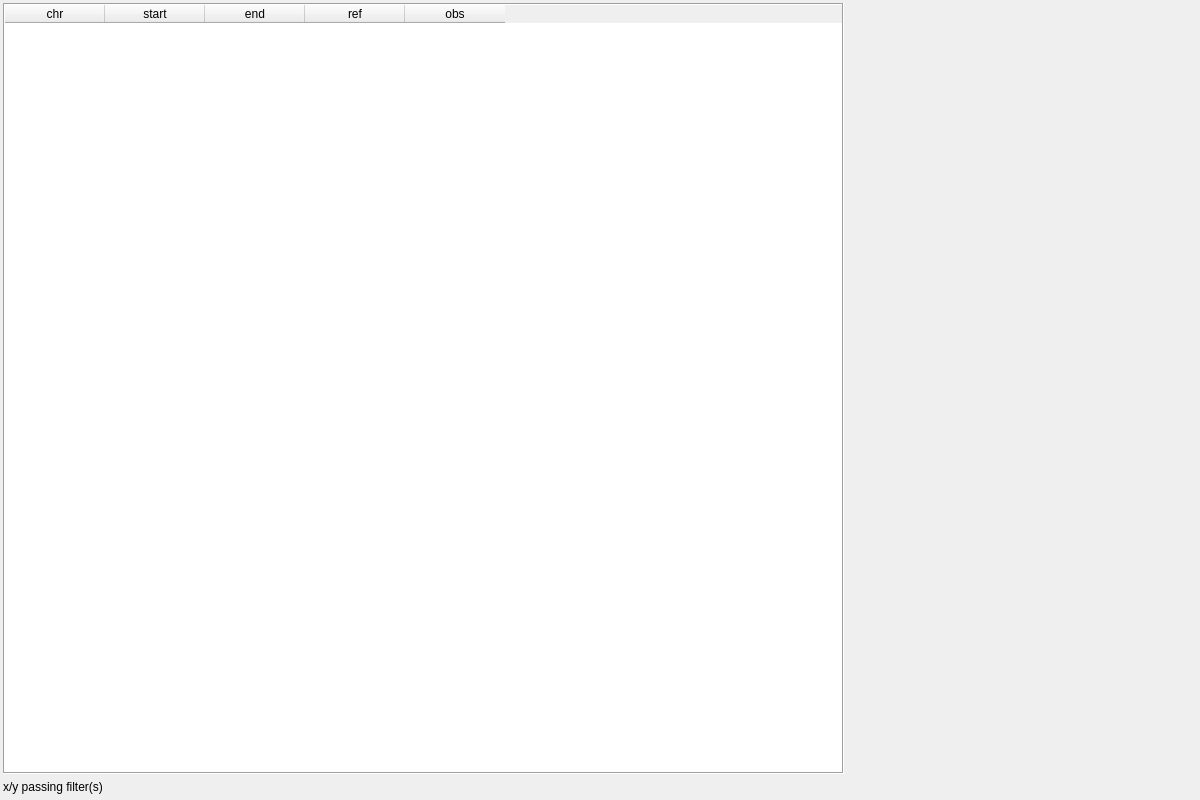
Above: src/GSvar/MosaicWidget.ui from imgag/ngs-bits before the change. Below: the same form after it.
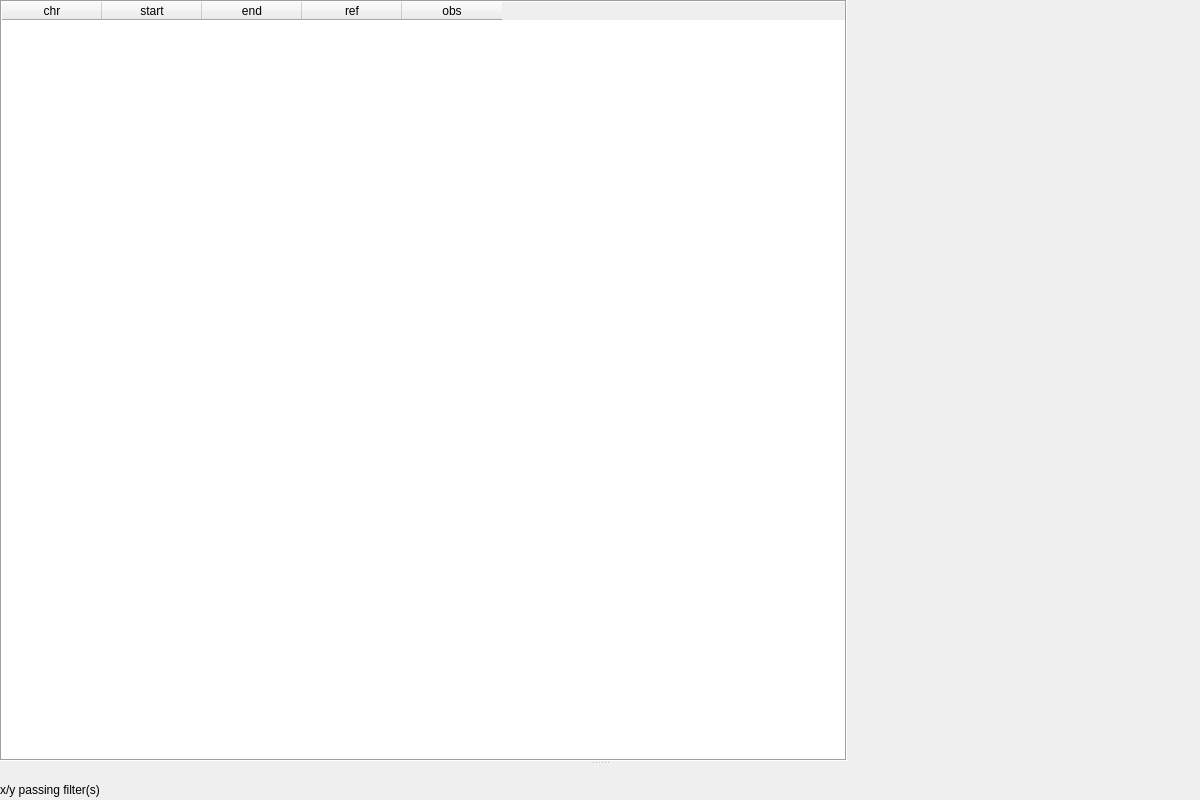
That is the form after the change. Custom widgets are drawn as their Qt base class.

Commit message: GSvar mosaic dialog: Added variant details and fixed bug in target region drop-down.

The edit to the form file:
```diff
--- a/src/GSvar/MosaicWidget.ui
+++ b/src/GSvar/MosaicWidget.ui
@@ -19,46 +19,32 @@
   <property name="windowTitle">
    <string>Form</string>
   </property>
-  <layout class="QGridLayout" name="gridLayout">
+  <layout class="QVBoxLayout" name="verticalLayout">
+   <property name="spacing">
+    <number>0</number>
+   </property>
    <property name="leftMargin">
-    <number>3</number>
+    <number>0</number>
    </property>
    <property name="topMargin">
-    <number>3</number>
+    <number>0</number>
    </property>
    <property name="rightMargin">
-    <number>3</number>
+    <number>0</number>
    </property>
    <property name="bottomMargin">
-    <number>3</number>
+    <number>0</number>
    </property>
+   <item>
+    <widget class="QSplitter" name="splitter">
+     <property name="orientation">
+      <enum>Qt::Vertical</enum>
+     </property>
+     <widget class="QWidget" name="">
+      <layout class="QHBoxLayout" name="horizontalLayout">
    <property name="spacing">
     <number>3</number>
    </property>
-   <item row="0" column="1" rowspan="2">
-    <widget class="FilterWidget" name="filter_widget" native="true">
-     <property name="sizePolicy">
-      <sizepolicy hsizetype="Minimum" vsizetype="Preferred">
-       <horstretch>0</horstretch>
-       <verstretch>0</verstretch>
-      </sizepolicy>
-     </property>
-     <property name="minimumSize">
-      <size>
-       <width>350</width>
-       <height>500</height>
-      </size>
-     </property>
-     <property name="maximumSize">
-      <size>
-       <width>350</width>
-       <height>16777215</height>
-      </size>
-     </property>
-    </widget>
-   </item>
-   <item row="0" column="0">
-    <layout class="QVBoxLayout" name="verticalLayout">
      <item>
       <widget class="VariantTable" name="mosaics">
        <property name="contextMenuPolicy">
@@ -115,18 +101,53 @@
        </column>
       </widget>
      </item>
-    </layout>
+       <item>
+        <widget class="FilterWidget" name="filter_widget" native="true">
+         <property name="sizePolicy">
+          <sizepolicy hsizetype="Minimum" vsizetype="Preferred">
+           <horstretch>0</horstretch>
+           <verstretch>0</verstretch>
+          </sizepolicy>
+         </property>
+         <property name="minimumSize">
+          <size>
+           <width>350</width>
+           <height>500</height>
+          </size>
+         </property>
+         <property name="maximumSize">
+          <size>
+           <width>350</width>
+           <height>16777215</height>
+          </size>
+         </property>
+        </widget>
+       </item>
+      </layout>
+     </widget>
+     <widget class="QWidget" name="">
+      <layout class="QGridLayout" name="gridLayout">
+       <property name="spacing">
+        <number>3</number>
+       </property>
+       <item row="0" column="0" colspan="2">
+        <widget class="VariantDetailsDockWidget" name="variant_details" native="true">
+         <property name="sizePolicy">
+          <sizepolicy hsizetype="Expanding" vsizetype="Expanding">
+           <horstretch>0</horstretch>
+           <verstretch>0</verstretch>
+          </sizepolicy>
+         </property>
+        </widget>
    </item>
    <item row="1" column="0">
-    <layout class="QHBoxLayout" name="horizontalLayout">
-     <item>
       <widget class="QLabel" name="status">
        <property name="text">
         <string>x/y passing filter(s)</string>
        </property>
       </widget>
      </item>
-     <item>
+       <item row="1" column="1">
       <spacer name="horizontalSpacer_6">
        <property name="orientation">
         <enum>Qt::Horizontal</enum>
@@ -140,10 +161,18 @@
       </spacer>
      </item>
     </layout>
+     </widget>
+    </widget>
    </item>
   </layout>
  </widget>
  <customwidgets>
+  <customwidget>
+   <class>VariantDetailsDockWidget</class>
+   <extends>QWidget</extends>
+   <header>VariantDetailsDockWidget.h</header>
+   <container>1</container>
+  </customwidget>
   <customwidget>
    <class>VariantTable</class>
    <extends>QTableWidget</extends>
```
Lines whose indentation alone changed are shown as unchanged. The commit also changes 2 other files.
